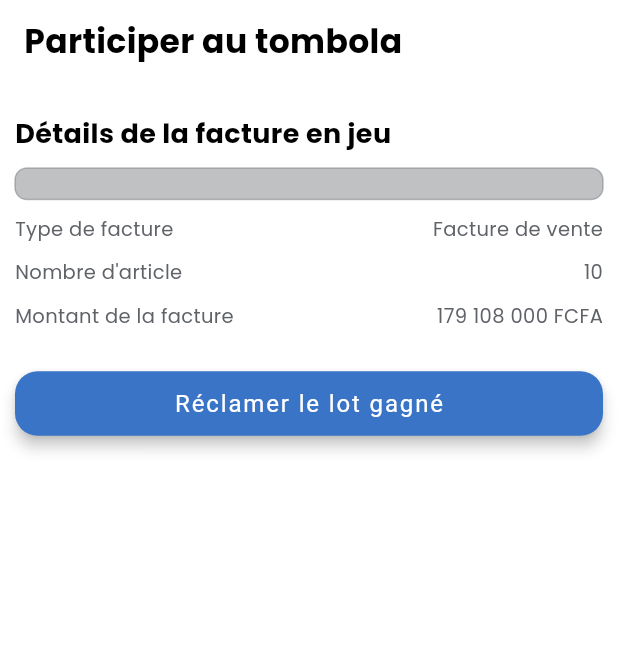
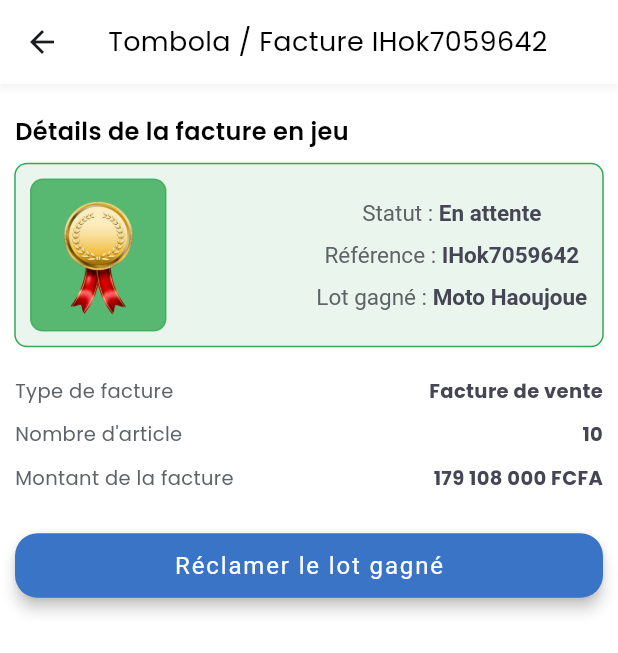
Before and after one commit to Djenh/TaxPayer, a Flutter app: the TombolaPage screen opened directly, after a tap on "Réf facture", on a phone screen of 412 x 824 dp. Shown: the top 653 px of the screen. Run offline on Flutter 3.47's test engine with Material 3 defaults, Android fonts, the phone set to English and light mode, and no system bars; our stand-ins replace cached_network_image, connectivity_plus, dartz, diacritic, dio, flutter_dotenv and 19 more; missing offline and left inert: dotted_dashed_line, flutter_regex, mobile_scanner, talker_dio_logger; accounts and stored records are empty; generated files the repository leaves out were written again; project files that could hold a hidden picture were left out.

Commit message:
UI Tombola terminé

```diff
--- a/lib/presentation/features/home/screens/home_page.dart
+++ b/lib/presentation/features/home/screens/home_page.dart
@@ -31,7 +31,7 @@ class HomePage extends StatelessWidget {
                 const DashboardPage(),
                 const InvoiceList(),
                 const PosPage(isManage: false),
-                ParticipateTombolaPage()//Container(),
+                ParticipateTombolaPage(),
                 //Container(),
               ],
             ),
--- a/lib/presentation/features/sales/tombola/screens/participate_tombola_end_page.dart
+++ b/lib/presentation/features/sales/tombola/screens/participate_tombola_end_page.dart
@@ -2,12 +2,12 @@ import 'package:flutter/material.dart';
 import 'package:get/get.dart';
 import 'package:invoice_app/core/configs/injection_container.dart';
 import 'package:invoice_app/presentation/_widgets/build_text.dart';
+import 'package:invoice_app/presentation/features/sales/tombola/screens/tombola_page.dart';
 import 'package:invoice_app/presentation/res/style/e_style.dart';
 
 import '../../../../_widgets/action_btn.dart';
 import '../../../../_widgets/app_bar_custom.dart';
 import '../../../../controllers/product_ctrl.dart';
-import '../../invoice/screens/verify_invoice/participate_tombola_page.dart';
 
 
 
@@ -39,12 +39,10 @@ class _ParticipateTombolaEndPageState extends State<ParticipateTombolaEndPage> {
   Widget build(BuildContext context) {
     return Scaffold(
       backgroundColor: Colors.white,
-      appBar: appBarHome(context, "Participer au tombola",
-          actionList: [],
-          bgColor: Colors.white
-      ),
+      appBar: appBarOther(context, "Participer au tombola", actionList: [] ),
       body: Container(
-        padding: const EdgeInsets.symmetric(horizontal: padding, vertical: 20),
+        padding: const EdgeInsets.symmetric(horizontal: padding, vertical: padding20),
+        margin: const EdgeInsets.only(top: padding20),
         child: Column(
           mainAxisAlignment: MainAxisAlignment.start,
           crossAxisAlignment: CrossAxisAlignment.center,
@@ -61,7 +59,7 @@ class _ParticipateTombolaEndPageState extends State<ParticipateTombolaEndPage> {
                     child: ActionBtn(
                       title: 'Quitter',
                       loading: prodCtr.isLoading,
-                      onPressed: ()=> Get.to(() => const ParticipateTombolaPage()),
+                      onPressed: ()=> Get.to(() => const TombolaPage()),
                     )
                 ),
               ],
--- a/lib/presentation/features/sales/tombola/screens/participate_tombola_page.dart
+++ b/lib/presentation/features/sales/tombola/screens/participate_tombola_page.dart
@@ -1,6 +1,5 @@
 import 'package:flutter/material.dart';
 import 'package:get/get.dart';
-import 'package:iconsax/iconsax.dart';
 import 'package:invoice_app/core/configs/injection_container.dart';
 import 'package:invoice_app/presentation/_widgets/build_text.dart';
 import 'package:invoice_app/presentation/features/sales/tombola/screens/participate_tombola_end_page.dart';
@@ -54,13 +53,12 @@ class _ParticipateTombolaPageState extends State<ParticipateTombolaPage> {
   Widget buildRecap()
   {
     return Container(
-        // height: 75,
         padding: const EdgeInsets.all(padding),
         decoration: BoxDecoration(
-        color: KStyles.textSecondaryColor.withOpacity(0.4),
+          color: KStyles.fieldGrey.withOpacity(0.4),
           border: Border.all(
           width: 1,
-        color: KStyles.textSecondaryColor.withOpacity(0.4),
+          color: KStyles.fieldGrey.withOpacity(0.4),
           strokeAlign: BorderSide.strokeAlignCenter),
           borderRadius: BorderRadius.circular(8)
         ),
@@ -69,8 +67,10 @@ class _ParticipateTombolaPageState extends State<ParticipateTombolaPage> {
             Row(
               mainAxisAlignment: MainAxisAlignment.spaceBetween,
               children: [
-                buildText(context, "Référence de la facture", 13, KStyles.textSecondaryColor, fontWeight: FontWeight.w400),
-                buildText(context, factureData["reference"], 13, KStyles.textSecondaryColor, fontWeight: FontWeight.w400),
+                buildText(context, "Référence de la facture", 13,
+                    KStyles.textSecondaryColor, fontWeight: FontWeight.w400),
+                buildText(context, factureData["reference"], 13,
+                    KStyles.blackColor, fontWeight: FontWeight.w700),
               ],
             ),
             const SizedBox(height: padding,),
@@ -78,7 +78,7 @@ class _ParticipateTombolaPageState extends State<ParticipateTombolaPage> {
               mainAxisAlignment: MainAxisAlignment.spaceBetween,
               children: [
                 buildText(context, "Type de facture", 13, KStyles.textSecondaryColor, fontWeight: FontWeight.w400),
-                buildText(context, factureData["type"], 13, KStyles.textSecondaryColor, fontWeight: FontWeight.w400),
+                buildText(context, factureData["type"], 13, KStyles.blackColor, fontWeight: FontWeight.w700),
               ],
             ),
             const SizedBox(height: padding,),
@@ -86,7 +86,7 @@ class _ParticipateTombolaPageState extends State<ParticipateTombolaPage> {
               mainAxisAlignment: MainAxisAlignment.spaceBetween,
               children: [
                 buildText(context, "Nombre d'article", 13, KStyles.textSecondaryColor, fontWeight: FontWeight.w400),
-                buildText(context, factureData["nbrArticle"], 13, KStyles.textSecondaryColor, fontWeight: FontWeight.w400),
+                buildText(context, "${factureData["nbrArticle"]}", 13, KStyles.blackColor, fontWeight: FontWeight.w700),
               ],
             ),
             const SizedBox(height: padding,),
@@ -94,7 +94,7 @@ class _ParticipateTombolaPageState extends State<ParticipateTombolaPage> {
               mainAxisAlignment: MainAxisAlignment.spaceBetween,
               children: [
                 buildText(context, "Montant de la facture", 13, KStyles.textSecondaryColor, fontWeight: FontWeight.w400),
-                buildText(context, factureData["montant"], 13, KStyles.textSecondaryColor, fontWeight: FontWeight.w400),
+                buildText(context, factureData["montant"], 13, KStyles.blackColor, fontWeight: FontWeight.w700),
               ],
             ),
             const SizedBox(height: padding,),
@@ -102,7 +102,7 @@ class _ParticipateTombolaPageState extends State<ParticipateTombolaPage> {
               mainAxisAlignment: MainAxisAlignment.spaceBetween,
               children: [
                 buildText(context, "Date d'émission", 13, KStyles.textSecondaryColor, fontWeight: FontWeight.w400),
-                buildText(context, factureData["dateEmission"], 13, KStyles.textSecondaryColor, fontWeight: FontWeight.w400),
+                buildText(context, factureData["dateEmission"], 13, KStyles.blackColor, fontWeight: FontWeight.w700),
               ],
             ),
           ],
@@ -127,7 +127,7 @@ class _ParticipateTombolaPageState extends State<ParticipateTombolaPage> {
           crossAxisAlignment: CrossAxisAlignment.start,
           children: [
             buildRecap(),
-            const SizedBox(height: padding,),
+            const SizedBox(height: padding20,),
             Form(
               key: formKey,
               child: Column(
@@ -142,6 +142,7 @@ class _ParticipateTombolaPageState extends State<ParticipateTombolaPage> {
                       decoration: AppInputStyles.defaultInputDecoration(
                           labelText: "Nom du participant"),
                     ),
+                    const SizedBox(height: padding,),
                     TextFormField(
                       controller: telController,
                       enabled: true,
@@ -151,13 +152,19 @@ class _ParticipateTombolaPageState extends State<ParticipateTombolaPage> {
                           labelText: "Téléphone du participant"),
                     ),
                     const SizedBox(height: padding20,),
-                    ActionBtn(
+                    Row(
+                      children: [
+                        Expanded(
+                          child: ActionBtn(
                               title: "Participer au tirage",
                               loading: prodCtr.isLoading,
                               onPressed: () async {
                                 // --- to be implemented
                                 Get.to(() => const ParticipateTombolaEndPage());
                               }
+                          ),
+                        )
+                      ],
                     ),
                   ]
               ),
--- a/lib/presentation/features/sales/tombola/screens/tombola_detail_page.dart
+++ b/lib/presentation/features/sales/tombola/screens/tombola_detail_page.dart
@@ -1,19 +1,20 @@
-import 'package:flutter/cupertino.dart';
 import 'package:flutter/material.dart';
 import 'package:get/get.dart';
 import 'package:invoice_app/core/configs/injection_container.dart';
 import 'package:invoice_app/presentation/_widgets/build_text.dart';
+import 'package:invoice_app/presentation/features/sales/tombola/screens/participate_tombola_page.dart';
 import 'package:invoice_app/presentation/res/style/e_style.dart';
 
+import '../../../../../utils/custom_image_view.dart';
 import '../../../../_widgets/action_btn.dart';
 import '../../../../_widgets/app_bar_custom.dart';
 import '../../../../controllers/product_ctrl.dart';
-import '../../invoice/screens/verify_invoice/participate_tombola_page.dart';
+import '../../../../res/assets/app_assets.dart';
 
 
 
 class TombolaDetailPage extends StatefulWidget {
-  TombolaDetailPage({super.key, required this.tombola});
+  const TombolaDetailPage({super.key, required this.tombola});
 
   final Map<String, dynamic> tombola;
 
@@ -38,14 +39,31 @@ class _TombolaDetailPageState extends State<TombolaDetailPage> {
   }
 
 
+  Widget textTombola(String title, String detail)
+  {
+    return RichText(
+      text: TextSpan(
+        text: title,
+        style: const TextStyle(fontSize: 15, color: KStyles.textSecondaryColor,
+            fontWeight: FontWeight.w400),
+        children: <TextSpan>[
+          const TextSpan(text: " : ",
+              style: TextStyle(fontSize: 15, color: KStyles.textSecondaryColor,
+                  fontWeight: FontWeight.w400)),
+          TextSpan(text: detail,
+              style: const TextStyle(fontSize: 15, color: KStyles.blackColor,
+                  fontWeight: FontWeight.w700)),
+        ],
+      ),
+    );
+  }
+
+
   @override
   Widget build(BuildContext context) {
     return Scaffold(
       backgroundColor: Colors.white,
-      appBar: appBarHome(context, "Participer au tombola",
-          actionList: [],
-          bgColor: Colors.white
-      ),
+      appBar: appBarOther(context, "Tombola / Facture ${widget.tombola["reference"]}",actionList: []),
       body: Container(
         padding: const EdgeInsets.symmetric(horizontal: padding, vertical: 20),
         child: Column(
@@ -53,16 +71,15 @@ class _TombolaDetailPageState extends State<TombolaDetailPage> {
           crossAxisAlignment: CrossAxisAlignment.start,
           children: [
             buildText(context, "Détails de la facture en jeu",
-                18, Colors.black, fontWeight: FontWeight.w700),
+                16, Colors.black, fontWeight: FontWeight.w600),
             const SizedBox(height: padding,),
             Container(
-              // height: 75,
               padding: const EdgeInsets.all(padding),
               decoration: BoxDecoration(
-                  color: KStyles.textSecondaryColor.withOpacity(0.4),
+                  color: KStyles.secondaryColor.withOpacity(0.1),
                   border: Border.all(
                       width: 1,
-                      color: KStyles.textSecondaryColor.withOpacity(0.4),
+                      color: KStyles.secondaryColor,
                       strokeAlign: BorderSide.strokeAlignCenter),
                   borderRadius: BorderRadius.circular(8)
               ),
@@ -71,18 +88,46 @@ class _TombolaDetailPageState extends State<TombolaDetailPage> {
                   Row(
                     mainAxisAlignment: MainAxisAlignment.spaceBetween,
                     children: [
-
+                      Container(
+                        width: 90,
+                        padding: const EdgeInsets.all(5),
+                        decoration: BoxDecoration(
+                            color: KStyles.secondaryColor.withOpacity(0.8),
+                            border: Border.all(
+                                width: 1,
+                                color: KStyles.secondaryColor.withOpacity(0.8),
+                                strokeAlign: BorderSide.strokeAlignCenter),
+                            borderRadius: BorderRadius.circular(8)
+                        ),
+                      child: CustomImageView(
+                        onTap: (){},
+                        height: 90,
+                        width: 100,
+                        imagePath: $appAssets.imgs.imgWinTombola,
+                        fit: BoxFit.contain,
+                      ),
+                      ),
+                      Column(
+                        children: [
+                          textTombola("Statut", widget.tombola["statut"]),
+                          const SizedBox(height: padding,),
+                          textTombola("Référence", widget.tombola["reference"]),
+                          const SizedBox(height: padding,),
+                          textTombola("Lot gagné", "Moto Haoujoue"),
+                        ],
+                      )
                     ],
                   ),
                 ],
               ),
             ),
-            const SizedBox(height: padding,),
+            const SizedBox(height: padding20,),
             Row(
               mainAxisAlignment: MainAxisAlignment.spaceBetween,
               children: [
                 buildText(context, "Type de facture", 13, KStyles.textSecondaryColor, fontWeight: FontWeight.w400),
-                buildText(context, "Facture de vente", 13, KStyles.textSecondaryColor, fontWeight: FontWeight.w400),
+                buildText(context, "Facture de vente", 13, KStyles.blackColor,
+                    fontWeight: FontWeight.w700),
               ],
             ),
             const SizedBox(height: padding,),
@@ -90,7 +135,8 @@ class _TombolaDetailPageState extends State<TombolaDetailPage> {
               mainAxisAlignment: MainAxisAlignment.spaceBetween,
               children: [
                 buildText(context, "Nombre d'article", 13, KStyles.textSecondaryColor, fontWeight: FontWeight.w400),
-                buildText(context, "10", 13, KStyles.textSecondaryColor, fontWeight: FontWeight.w400),
+                buildText(context, "10", 13, KStyles.blackColor,
+                    fontWeight: FontWeight.w700),
               ],
             ),
             const SizedBox(height: padding,),
@@ -98,7 +144,8 @@ class _TombolaDetailPageState extends State<TombolaDetailPage> {
               mainAxisAlignment: MainAxisAlignment.spaceBetween,
               children: [
                 buildText(context, "Montant de la facture", 13, KStyles.textSecondaryColor, fontWeight: FontWeight.w400),
-                buildText(context, "179 108 000 FCFA", 13, KStyles.textSecondaryColor, fontWeight: FontWeight.w400),
+                buildText(context, "179 108 000 FCFA", 13,KStyles.blackColor,
+                    fontWeight: FontWeight.w700),
               ],
             ),
             const SizedBox(height: 25),
--- a/lib/presentation/features/sales/tombola/screens/tombola_page.dart
+++ b/lib/presentation/features/sales/tombola/screens/tombola_page.dart
@@ -47,6 +47,30 @@ class _TombolaPageState extends State<TombolaPage> {
       'type': 'Tombola ABY',
       'statut': "En attente"
     },
+    {'reference': 'IHok7059642',
+      'type': 'Tombola ABY',
+      'statut': "En attente"
+    },
+    {'reference': 'IHok7059642',
+      'type': 'Tombola ABY',
+      'statut': "Gagnant"
+    },
+    {'reference': 'IHok7059642',
+      'type': 'Tombola ABY',
+      'statut': "Non gagnant"
+    },
+    {'reference': 'IHok7059642',
+      'type': 'Tombola ABY',
+      'statut': "Non gagnant"
+    },
+    {'reference': 'IHok7059642',
+      'type': 'Tombola ABY',
+      'statut': "Gagnant"
+    },
+    {'reference': 'IHok7059642',
+      'type': 'Tombola ABY',
+      'statut': "En attente"
+    },
   ];
 
 
@@ -64,47 +88,56 @@ class _TombolaPageState extends State<TombolaPage> {
   {
     if(statut.toLowerCase().startsWith("en"))
     {
-      return OutlinedButton(
-        onPressed: () {},
-        style: OutlinedButton.styleFrom(
-          backgroundColor: KStyles.textLightColor.withOpacity(0.2),
-          foregroundColor: KStyles.textLightColor,
-          side: const BorderSide(color: KStyles.textLightColor),
-          shape: RoundedRectangleBorder(
-            borderRadius: BorderRadius.circular(10),
+      return Container(
+          padding: const EdgeInsets.all(padding),
+          width: 90,
+          decoration: BoxDecoration(
+              color: KStyles.textLightColor.withOpacity(0.2),
+              border: Border.all(
+                  width: 1,
+                  color: KStyles.textLightColor,
+                  strokeAlign: BorderSide.strokeAlignCenter),
+              borderRadius: BorderRadius.circular(8)
           ),
-        ),
-        child:  const Text("En attente", style: TextStyle(fontSize: 10, fontWeight: FontWeight.normal),),
+        child: const Text("En attente", textAlign: TextAlign.center,
+          style: TextStyle(fontSize: 10, fontWeight: FontWeight.normal,
+              color:KStyles.textLightColor),),
       );
     }
     else if(statut.toLowerCase().startsWith("gagn"))
     {
-      return OutlinedButton(
-        onPressed: () {},
-        style: OutlinedButton.styleFrom(
-          backgroundColor: KStyles.secondaryColor.withOpacity(0.2),
-          foregroundColor: KStyles.secondaryColor,
-          side: const BorderSide(color: KStyles.secondaryColor),
-          shape: RoundedRectangleBorder(
-            borderRadius: BorderRadius.circular(10),
+      return Container(
+        padding: const EdgeInsets.all(padding),
+        width: 90,
+        decoration: BoxDecoration(
+            color: KStyles.secondaryColor.withOpacity(0.2),
+            border: Border.all(
+                width: 1,
+                color: KStyles.secondaryColor,
+                strokeAlign: BorderSide.strokeAlignCenter),
+            borderRadius: BorderRadius.circular(8)
         ),
-        ),
-        child:  const Text("Gagnant", style: TextStyle(fontSize: 10, fontWeight: FontWeight.normal),),
+        child: const Text("Gagnant", textAlign: TextAlign.center,
+          style: TextStyle(fontSize: 10, fontWeight: FontWeight.normal,
+              color:KStyles.secondaryColor),),
       );
     }
     else
     {
-      return OutlinedButton(
-        onPressed: () {},
-        style: OutlinedButton.styleFrom(
-          backgroundColor: KStyles.dangerColor.withOpacity(0.2),
-          foregroundColor: KStyles.dangerColor,
-          side: const BorderSide(color: KStyles.dangerColor),
-          shape: RoundedRectangleBorder(
-            borderRadius: BorderRadius.circular(10),
+      return Container(
+        padding: const EdgeInsets.all(padding),
+        width: 90,
+        decoration: BoxDecoration(
+            color: KStyles.dangerColor.withOpacity(0.2),
+            border: Border.all(
+                width: 1,
+                color: KStyles.dangerColor,
+                strokeAlign: BorderSide.strokeAlignCenter),
+            borderRadius: BorderRadius.circular(8)
         ),
-        ),
-        child:  const Text("Non gagnant", style: TextStyle(fontSize: 10, fontWeight: FontWeight.normal),),
+        child: const Text("Non gagnant", textAlign: TextAlign.center,
+          style: TextStyle(fontSize: 10, fontWeight: FontWeight.normal,
+              color:KStyles.dangerColor),),
       );
     }
   }
@@ -123,16 +156,17 @@ class _TombolaPageState extends State<TombolaPage> {
             mainAxisAlignment: MainAxisAlignment.spaceBetween,
             children: [
               Flexible(
-                flex: 2,
-                child: buildText(context, "Réf facture", 10, KStyles.textLightColor, fontWeight: FontWeight.w400),
+                flex: 1,
+                child: buildText(context, "Réf facture", 11, KStyles.textSecondaryColor, fontWeight: FontWeight.w400),
               ),
               Flexible(
                 flex: 1,
-                child: buildText(context, "Type de tirage", 10, KStyles.textLightColor, fontWeight: FontWeight.w400),
+                fit: FlexFit.tight,
+                child: buildText(context, "Type de tirage", 11, KStyles.textSecondaryColor, fontWeight: FontWeight.w400),
               ),
               Flexible(
-                flex: 2,
-                child: buildText(context, "Statut", 10, KStyles.textLightColor, fontWeight: FontWeight.w400),
+                flex: 1,
+                child: buildText(context, "Statut", 11, KStyles.textSecondaryColor, fontWeight: FontWeight.w400),
               ),
             ],
           ),
@@ -141,7 +175,7 @@ class _TombolaPageState extends State<TombolaPage> {
             mainAxisAlignment: MainAxisAlignment.spaceBetween,
             children: [
               Flexible(
-                flex: 2,
+                flex: 1,
                 child: buildText(context, tombola["reference"]??"", 12,
                     KStyles.blackColor, fontWeight: FontWeight.w600),
               ),
@@ -173,15 +207,18 @@ class _TombolaPageState extends State<TombolaPage> {
           actionList: [],
           bgColor: Colors.white
       ),
-      body: Container(
+      body: SingleChildScrollView(
+        child: Container(
           padding: const EdgeInsets.symmetric(horizontal: padding, vertical: padding),
           child: Column(
+            mainAxisAlignment: MainAxisAlignment.start,
+            crossAxisAlignment: CrossAxisAlignment.start,
             children: [
               buildText(context, "Liste de participation", 15, Colors.black, fontWeight: FontWeight.w700),
-            const SizedBox(height: padding,),
+              const SizedBox(height: padding20,),
               ListView.builder(
+                shrinkWrap: true,
                 physics: const NeverScrollableScrollPhysics(),
-              shrinkWrap: true,
                 itemCount: listParticipation!.length,
                 itemBuilder: (BuildContext context, int idx){
                   return buildParticipateTombola(listParticipation![idx]);
@@ -190,6 +227,7 @@ class _TombolaPageState extends State<TombolaPage> {
             ],
           ),
         ),
+      ),
     );
   }
 
--- a/lib/presentation/res/assets/imgs.dart
+++ b/lib/presentation/res/assets/imgs.dart
@@ -10,4 +10,5 @@ class Imgs {
   final String img5 = _path1('5');
   final String img6 = _path1('6');
   final String imgLogoHeader = _path('logo_header');
+  final String imgWinTombola = _path('win_tombola');
 }
```
Also changed, not shown: assets/images/win_tombola.png (added). Lines whose indentation alone changed are shown as unchanged.
